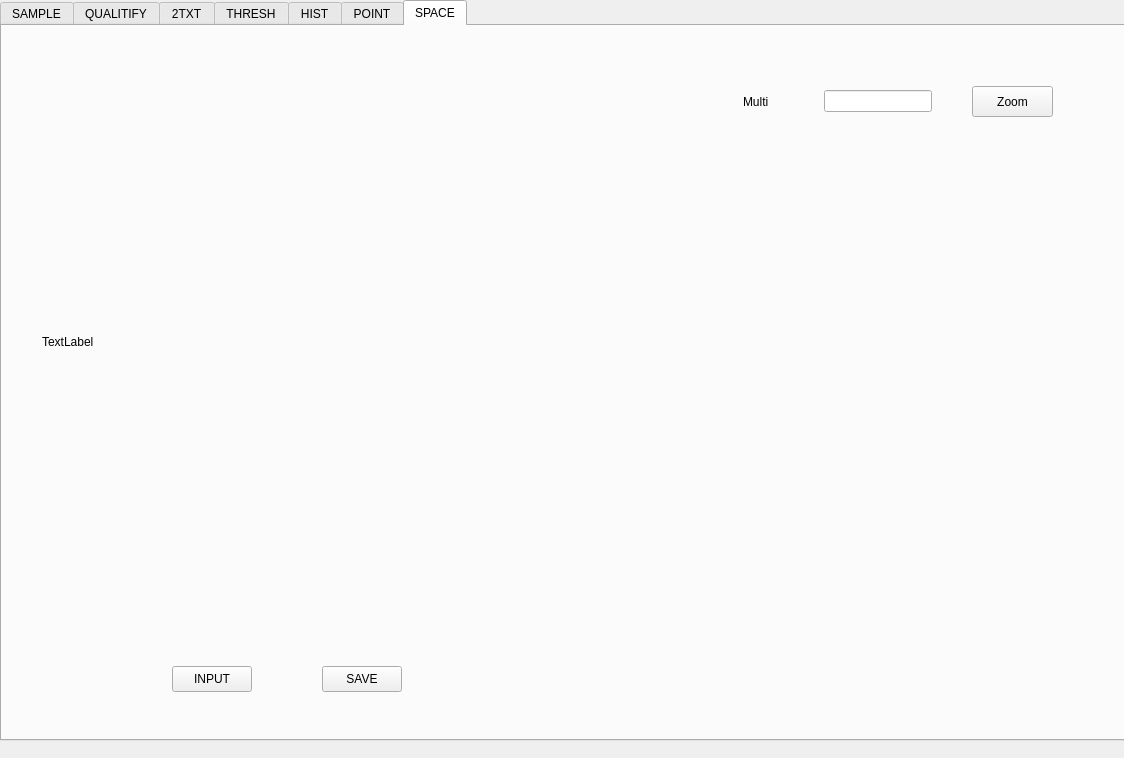
The window that mainwindow.ui (Zrealshadow/digitalpicture) describes before a commit, drawn with Qt 5.
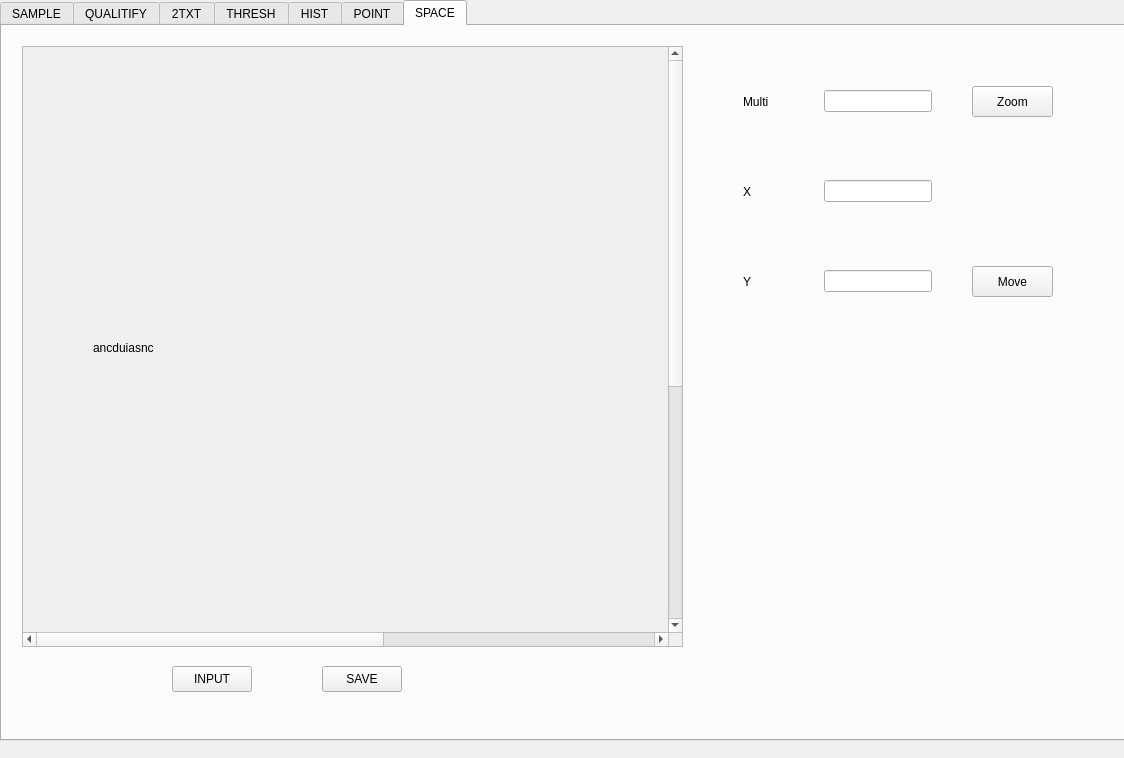
The same window after the commit. Custom widgets are drawn as their Qt base class.

What changed in the file:
```diff
--- a/mainwindow.ui
+++ b/mainwindow.ui
@@ -1414,19 +1414,6 @@
      <attribute name="title">
       <string>SPACE</string>
      </attribute>
-     <widget class="QLabel" name="fig_space">
-      <property name="geometry">
-       <rect>
-        <x>40</x>
-        <y>30</y>
-        <width>661</width>
-        <height>571</height>
-       </rect>
-      </property>
-      <property name="text">
-       <string>TextLabel</string>
-      </property>
-     </widget>
      <widget class="QPushButton" name="input_space">
       <property name="geometry">
        <rect>
@@ -1501,6 +1488,128 @@
        <string>Zoom</string>
       </property>
      </widget>
+     <widget class="QScrollArea" name="scrollArea">
+      <property name="geometry">
+       <rect>
+        <x>20</x>
+        <y>20</y>
+        <width>661</width>
+        <height>601</height>
+       </rect>
+      </property>
+      <property name="sizeAdjustPolicy">
+       <enum>QAbstractScrollArea::AdjustToContentsOnFirstShow</enum>
+      </property>
+      <property name="widgetResizable">
+       <bool>false</bool>
+      </property>
+      <widget class="QWidget" name="scrollAreaWidgetContents">
+       <property name="geometry">
+        <rect>
+         <x>0</x>
+         <y>0</y>
+         <width>1150</width>
+         <height>1000</height>
+        </rect>
+       </property>
+       <widget class="QLabel" name="fig_space">
+        <property name="geometry">
+         <rect>
+          <x>70</x>
+          <y>-150</y>
+          <width>1011</width>
+          <height>901</height>
+         </rect>
+        </property>
+        <property name="text">
+         <string>ancduiasnc</string>
+        </property>
+       </widget>
+      </widget>
+     </widget>
+     <widget class="QWidget" name="horizontalLayoutWidget_73">
+      <property name="geometry">
+       <rect>
+        <x>730</x>
+        <y>120</y>
+        <width>211</width>
+        <height>91</height>
+       </rect>
+      </property>
+      <layout class="QHBoxLayout" name="horizontalLayout_85">
+       <item>
+        <widget class="QLabel" name="label_80">
+         <property name="text">
+          <string>X</string>
+         </property>
+        </widget>
+       </item>
+       <item>
+        <spacer name="horizontalSpacer_125">
+         <property name="orientation">
+          <enum>Qt::Horizontal</enum>
+         </property>
+         <property name="sizeHint" stdset="0">
+          <size>
+           <width>40</width>
+           <height>20</height>
+          </size>
+         </property>
+        </spacer>
+       </item>
+       <item>
+        <widget class="QLineEdit" name="space_moveX"/>
+       </item>
+      </layout>
+     </widget>
+     <widget class="QWidget" name="horizontalLayoutWidget_74">
+      <property name="geometry">
+       <rect>
+        <x>730</x>
+        <y>210</y>
+        <width>211</width>
+        <height>91</height>
+       </rect>
+      </property>
+      <layout class="QHBoxLayout" name="horizontalLayout_86">
+       <item>
+        <widget class="QLabel" name="label_81">
+         <property name="text">
+          <string>Y</string>
+         </property>
+        </widget>
+       </item>
+       <item>
+        <spacer name="horizontalSpacer_126">
+         <property name="orientation">
+          <enum>Qt::Horizontal</enum>
+         </property>
+         <property name="sizeHint" stdset="0">
+          <size>
+           <width>40</width>
+           <height>20</height>
+          </size>
+         </property>
+        </spacer>
+       </item>
+       <item>
+        <widget class="QLineEdit" name="space_moveY"/>
+       </item>
+      </layout>
+     </widget>
+     <widget class="QPushButton" name="space_move">
+      <property name="geometry">
+       <rect>
+        <x>970</x>
+        <y>240</y>
+        <width>81</width>
+        <height>31</height>
+       </rect>
+      </property>
+      <property name="text">
+       <string>Move</string>
+      </property>
+     </widget>
     </widget>
    </widget>
   </widget>
```
